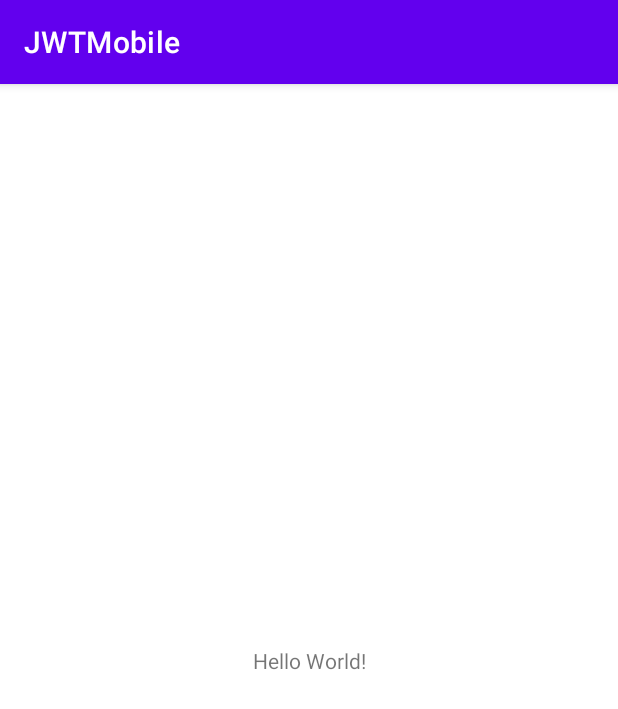
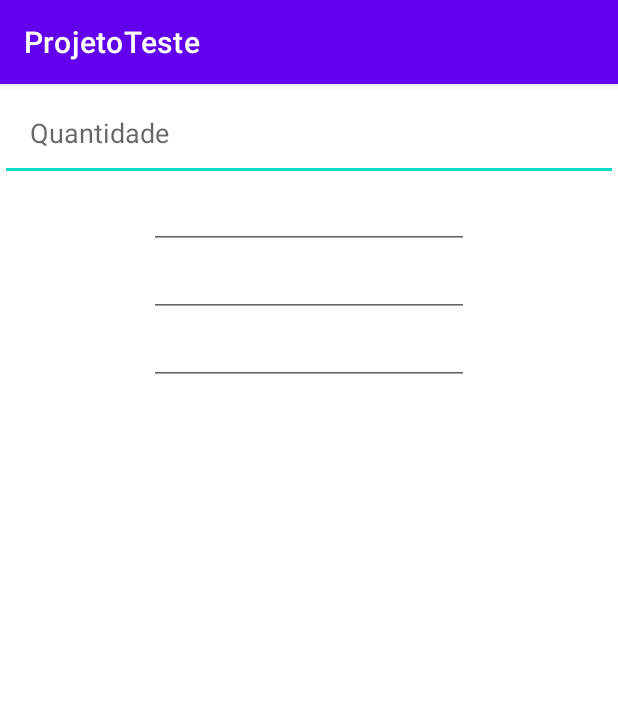
Before and after one commit to lucashuelsen/JWTMobile, an Android app: the screen it shows after launch (MainActivity), on a phone screen of 412 x 824 dp. Shown: the top 709 px of the screen. Run offline under Robolectric (Android 15) with nearby library versions, the phone set to English and light mode, and no system bars; our stand-ins replace data binding; libraries missing offline, so code that uses them is left out: androidx.databinding.library; 2 statements that could not run were skipped.

Commit message:
Projeto base utilizando progress view para simular a busca da atualização dos campos

```diff
--- a/app/src/main/AndroidManifest.xml
+++ b/app/src/main/AndroidManifest.xml
@@ -13,7 +13,7 @@
         android:theme="@style/Theme.JWTMobile"
         tools:targetApi="31">
         <activity
-            android:name=".MainActivity"
+            android:name=".ui.MainActivity"
             android:exported="true">
             <intent-filter>
                 <action android:name="android.intent.action.MAIN" />
--- a/app/src/main/java/com/example/jwtmobile/MainActivity.kt
+++ /dev/null
@@ -1,11 +0,0 @@
-package com.example.jwtmobile
-
-import androidx.appcompat.app.AppCompatActivity
-import android.os.Bundle
-
-class MainActivity : AppCompatActivity() {
-    override fun onCreate(savedInstanceState: Bundle?) {
-        super.onCreate(savedInstanceState)
-        setContentView(R.layout.activity_main)
-    }
-}
--- /dev/null
+++ b/app/src/main/java/com/example/jwtmobile/ui/MainActivity.kt
@@ -0,0 +1,49 @@
+package com.example.jwtmobile.ui
+
+import androidx.appcompat.app.AppCompatActivity
+import android.os.Bundle
+import androidx.databinding.DataBindingUtil
+import androidx.lifecycle.MutableLiveData
+import androidx.lifecycle.ViewModelProvider
+import com.example.jwtmobile.R
+import com.example.jwtmobile.bo.SAPPriceItemHolder
+import com.example.jwtmobile.databinding.ActivityMainBinding
+import java.math.BigDecimal
+
+class MainActivity : AppCompatActivity() {
+
+    private var mBinding : ActivityMainBinding? = null
+    private var mViewModel: MainViewModel? = null
+
+    override fun onCreate(savedInstanceState: Bundle?) {
+        super.onCreate(savedInstanceState)
+        setupBinding()
+        setupViewModel()
+        setupObservers()
+    }
+
+    private fun setupBinding(){
+        mBinding = DataBindingUtil.setContentView(this, R.layout.activity_main)
+        mBinding?.lifecycleOwner = this
+    }
+
+    private fun setupViewModel(){
+        val customViewModelFactory = MainViewModelFactory(MutableLiveData())
+        val viewModelProvider =  ViewModelProvider(this, customViewModelFactory)
+
+        mViewModel = viewModelProvider.get(MainViewModel::class.java)
+        mBinding?.viewModel = mViewModel
+    }
+
+    private fun setupObservers() {
+        mViewModel?.amount?.observe(this){
+            val amount = if(it.isNullOrBlank()) BigDecimal.ZERO else it.toBigDecimal()
+            val sapPrincing = SAPPriceItemHolder(amount, BigDecimal((100)))
+
+            mViewModel?.dataLoader?.load(mViewModel?.pricing){
+                Thread.sleep(1000)
+                sapPrincing
+            }
+        }
+    }
+}
--- /dev/null
+++ b/app/src/main/java/com/example/jwtmobile/ui/MainViewModel.kt
@@ -0,0 +1,42 @@
+package com.example.jwtmobile.ui
+
+import androidx.databinding.Bindable
+import androidx.lifecycle.*
+import com.example.jwtmobile.util.IPriceItemHolder
+import com.example.jwtmobile.util.QueueMutableLiveDataLoader
+import java.math.BigDecimal
+
+class MainViewModel(
+    val pricing: MutableLiveData<IPriceItemHolder?> = MutableLiveData()
+) : ViewModel() {
+    val unitValue = MediatorLiveData<BigDecimal>()
+    val totalValue = MediatorLiveData<BigDecimal>()
+    val taxValue = MediatorLiveData<BigDecimal>()
+    val amount = MutableLiveData<String>()
+    val dataLoader = QueueMutableLiveDataLoader()
+
+
+    init {
+        unitValue.addSource(pricing) {
+            unitValue.value = it?.getUnitValue()
+        }
+
+        totalValue.addSource(pricing) {
+            totalValue.value = it?.getTotalValue()
+        }
+
+        taxValue.addSource(pricing) {
+            taxValue.value = it?.getTaxValue()
+        }
+    }
+}
+
+class MainViewModelFactory(val pricing: MutableLiveData<IPriceItemHolder?>) :
+    ViewModelProvider.NewInstanceFactory() {
+    override fun <T : ViewModel> create(modelClass: Class<T>): T {
+        return when (modelClass) {
+            MainViewModel::class.java -> MainViewModel(pricing) as T
+            else -> super.create(modelClass)
+        }
+    }
+}
--- /dev/null
+++ b/app/src/main/java/com/example/jwtmobile/util/IDataLoader.kt
@@ -0,0 +1,12 @@
+package com.example.jwtmobile.util
+
+interface IDataLoader<T> {
+    fun onPreLoad()
+
+    /**
+     * Method to handle the data to be loaded
+     */
+    suspend fun load(): T
+
+    fun onFinishLoad(result: T)
+}
--- /dev/null
+++ b/app/src/main/java/com/example/jwtmobile/util/IPriceItemHolder.kt
@@ -0,0 +1,10 @@
+package com.example.jwtmobile.util
+
+import java.math.BigDecimal
+
+interface IPriceItemHolder {
+    fun getUnitValue() : BigDecimal
+    fun getTotalValue() : BigDecimal
+    fun getTaxValue() : BigDecimal
+    fun getAmount() : BigDecimal
+}
--- /dev/null
+++ b/app/src/main/java/com/example/jwtmobile/util/ProgressView.kt
@@ -0,0 +1,123 @@
+package com.example.jwtmobile.util
+
+import android.content.Context
+import android.util.AttributeSet
+import android.view.Gravity
+import android.view.LayoutInflater
+import android.view.View
+import android.view.ViewGroup
+import android.widget.FrameLayout
+import android.widget.LinearLayout
+import android.widget.ProgressBar
+import android.widget.TextView
+import com.example.jwtmobile.R
+
+class ProgressView @JvmOverloads constructor(
+    context: Context,
+    attrs: AttributeSet? = null,
+    defStyleAttr: Int = 0
+) :
+    FrameLayout(context, attrs, defStyleAttr) {
+
+    // ---------------------------------------------------------------------------------------------
+    // region Instance Attributes
+    // ---------------------------------------------------------------------------------------------
+
+    private var mGravity: Int = Gravity.CENTER
+    private var mContentView: ViewGroup? = null
+    private var mProgressBar: ProgressBar? = null
+    private var mProgressBarContainer: LinearLayout? = null
+    private var mTextViewProgressMessage: TextView? = null
+    private var mIsLoading: Boolean = false
+    private var mProgressText: String? = null
+
+    //endregion
+
+    // ---------------------------------------------------------------------------------------------
+    // region Public methods
+    // ---------------------------------------------------------------------------------------------
+
+    var isLoading: Boolean
+        get() = mIsLoading
+        set(loading) {
+            mIsLoading = loading
+
+            if (mIsLoading) {
+                showContentContainer()
+            } else {
+                hideContentContainer()
+            }
+        }
+
+    var progressText: String?
+        get() = mProgressText
+        set(progressText) {
+            mProgressText = progressText
+
+            //Update view
+            mTextViewProgressMessage?.text = mProgressText
+        }
+
+    init {
+        setupUI(context)
+        retrieveAttributes(context, attrs)
+        refreshWithAttributeValues()
+    }
+
+    override fun addView(child: View, index: Int, params: ViewGroup.LayoutParams) {
+        if (mContentView == null) {
+            super.addView(child, index, params)
+        } else {
+            //Forward these calls to the content view
+            mContentView?.addView(child, index, params)
+        }
+    }
+
+    //endregion
+
+    // ---------------------------------------------------------------------------------------------
+    // region Private methods
+    // ---------------------------------------------------------------------------------------------
+
+    private fun hideContentContainer() {
+        mContentView?.visibility = View.VISIBLE
+        mProgressBarContainer?.visibility = View.GONE
+    }
+
+    private fun showContentContainer() {
+        mContentView?.visibility = View.INVISIBLE
+        mProgressBarContainer?.visibility = View.VISIBLE
+    }
+
+    private fun setupUI(context: Context) {
+        //Inflate and attach your child XML
+        LayoutInflater.from(context).inflate(R.layout.progress_view, this)
+        //Get a reference to the layout where you want children to be placed
+        mContentView = findViewById(R.id.containerContent)
+        mProgressBar = findViewById(R.id.progressBar)
+        mProgressBarContainer = findViewById(R.id.progressBarContainer)
+        mTextViewProgressMessage = findViewById(R.id.txtViewProgressMessage)
+    }
+
+    private fun retrieveAttributes(context: Context, attrs: AttributeSet?) {
+        //Retrieve attributes
+        val typedArray = context.obtainStyledAttributes(attrs, R.styleable.ProgressView, 0, 0)
+
+        mIsLoading = typedArray.getBoolean(R.styleable.ProgressView_isLoading, false)
+        mProgressText = typedArray.getString(R.styleable.ProgressView_progressText)
+        mGravity = typedArray.getInt(R.styleable.ProgressView_android_gravity, Gravity.CENTER);
+
+        //Recycle
+        typedArray.recycle()
+    }
+
+    private fun refreshWithAttributeValues() {
+        isLoading = mIsLoading
+        progressText = mProgressText
+
+        mProgressBarContainer?.gravity = mGravity
+    }
+
+    //endregion
+
+}
--- a/app/src/main/res/layout/activity_main.xml
+++ b/app/src/main/res/layout/activity_main.xml
@@ -1,18 +1,75 @@
 <?xml version="1.0" encoding="utf-8"?>
-<androidx.constraintlayout.widget.ConstraintLayout xmlns:android="http://schemas.android.com/apk/res/android"
+<layout xmlns:android="http://schemas.android.com/apk/res/android"
     xmlns:app="http://schemas.android.com/apk/res-auto"
-    xmlns:tools="http://schemas.android.com/tools"
+    xmlns:tools="http://schemas.android.com/tools">
+
+    <data>
+        <variable
+            name="viewModel"
+            type="com.example.jwtmobile.ui.MainViewModel" />
+    </data>
+
+    <androidx.constraintlayout.widget.ConstraintLayout
         android:layout_width="match_parent"
         android:layout_height="match_parent"
-    tools:context=".MainActivity">
+        tools:context=".ui.MainActivity">
 
-    <TextView
-        android:layout_width="wrap_content"
+        <EditText
+            android:id="@+id/editTextNumberDecimal"
+            android:layout_width="match_parent"
             android:layout_height="wrap_content"
-        android:text="Hello World!"
-        app:layout_constraintBottom_toBottomOf="parent"
+            android:padding="@dimen/edit_text_padding"
+            android:ems="10"
+            android:hint="@string/quantidade"
+            android:text="@={viewModel.amount}"
+            android:inputType="numberDecimal"
             app:layout_constraintEnd_toEndOf="parent"
             app:layout_constraintStart_toStartOf="parent"
             app:layout_constraintTop_toTopOf="parent" />
 
+        <com.example.jwtmobile.util.ProgressView
+            android:layout_width="wrap_content"
+            android:layout_height="wrap_content"
+            android:background="@color/white"
+            app:layout_constraintEnd_toEndOf="parent"
+            app:layout_constraintStart_toStartOf="parent"
+            app:layout_constraintTop_toBottomOf="@+id/editTextNumberDecimal"
+            app:isLoading="@{viewModel.dataLoader.isLoading}"
+            tools:isLoading="false">
+
+        <EditText
+            android:id="@+id/edt1"
+            android:layout_width="wrap_content"
+            android:layout_height="wrap_content"
+            android:text="@{viewModel.unitValue.toString()}"
+            android:ems="10"
+            android:inputType="numberDecimal"
+            app:layout_constraintEnd_toEndOf="parent"
+            app:layout_constraintStart_toStartOf="parent"
+            app:layout_constraintTop_toBottomOf="@+id/editTextNumberDecimal" />
+
+        <EditText
+            android:id="@+id/edt2"
+            android:text="@{viewModel.totalValue.toString()}"
+            android:layout_width="wrap_content"
+            android:layout_height="wrap_content"
+            android:ems="10"
+            android:inputType="numberDecimal"
+            app:layout_constraintEnd_toEndOf="parent"
+            app:layout_constraintStart_toStartOf="parent"
+            app:layout_constraintTop_toBottomOf="@+id/edt1" />
+
+        <EditText
+            android:id="@+id/edt3"
+            android:layout_width="wrap_content"
+            android:layout_height="wrap_content"
+            android:ems="10"
+            android:text="@{viewModel.taxValue.toString()}"
+            app:layout_constraintEnd_toEndOf="parent"
+            app:layout_constraintStart_toStartOf="parent"
+            app:layout_constraintTop_toBottomOf="@+id/edt2" />
+
+
+        </com.example.jwtmobile.util.ProgressView>
     </androidx.constraintlayout.widget.ConstraintLayout>
+</layout>
--- /dev/null
+++ b/app/src/main/res/layout/progress_view.xml
@@ -0,0 +1,49 @@
+<?xml version="1.0" encoding="utf-8"?>
+<merge xmlns:tools="http://schemas.android.com/tools">
+
+    <FrameLayout xmlns:android="http://schemas.android.com/apk/res/android"
+        android:layout_width="match_parent"
+        android:layout_height="match_parent"
+        android:animateLayoutChanges="true"
+        >
+
+        <LinearLayout
+            android:id="@+id/progressBarContainer"
+            android:layout_width="match_parent"
+            android:layout_height="match_parent"
+            android:orientation="vertical"
+            android:gravity="center"
+            android:layout_gravity="center"
+            >
+
+            <ProgressBar
+                android:id="@+id/progressBar"
+                android:layout_width="wrap_content"
+                android:layout_height="match_parent"
+                android:animateLayoutChanges="true"
+                />
+
+            <TextView
+                android:id="@+id/txtViewProgressMessage"
+                android:layout_width="wrap_content"
+                android:layout_height="wrap_content"
+                android:gravity="center"
+                tools:text="Some loading message..."
+                android:padding="@dimen/default_content_padding"
+                />
+        </LinearLayout>
+
+        <LinearLayout
+            android:id="@+id/containerContent"
+            android:layout_width="match_parent"
+            android:layout_height="match_parent"
+            android:orientation="vertical"
+            android:animateLayoutChanges="true"
+            android:layout_gravity="center"
+            android:gravity="center"
+            >
+
+        </LinearLayout>
+
+    </FrameLayout>
+</merge>
--- /dev/null
+++ b/app/src/main/res/values/dimens.xml
@@ -0,0 +1,5 @@
+<?xml version="1.0" encoding="utf-8"?>
+<resources>
+    <dimen name="edit_text_padding">20dp</dimen>
+    <dimen name="default_content_padding">8dp</dimen>
+</resources>
--- a/app/src/main/res/values/strings.xml
+++ b/app/src/main/res/values/strings.xml
@@ -1,3 +1,4 @@
 <resources>
-    <string name="app_name">JWTMobile</string>
+    <string name="app_name">ProjetoTeste</string>
+    <string name="quantidade">Quantidade</string>
 </resources>
```
Also changed, not shown: app/build.gradle (+17 -5 lines), app/src/main/java/com/example/jwtmobile/bo/SAPPriceItemHolder.kt (added, +29 -0 lines), app/src/main/java/com/example/jwtmobile/ui/ProgressViewBindingAdapters.kt (added, +16 -0 lines), app/src/main/java/com/example/jwtmobile/util/QueueDataLoaderDependency.kt (added, +104 -0 lines), app/src/main/java/com/example/jwtmobile/util/QueueMutableLiveDataLoader.kt (+135 -0 lines), app/src/main/res/values/attrs.xml (added, +8 -0 lines). Lines whose indentation alone changed are shown as unchanged.
